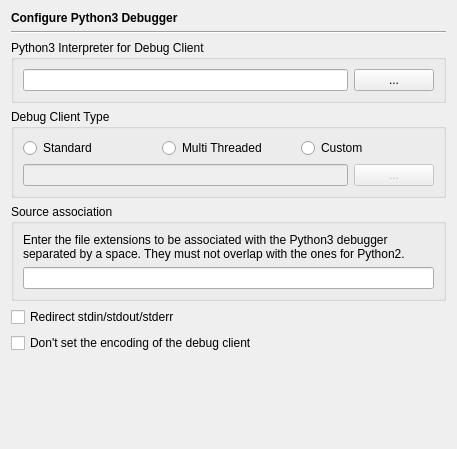
Before: the Qt Designer form Preferences/ConfigurationPages/DebuggerPython3Page.ui in testmana2/test, drawn with Qt 5.
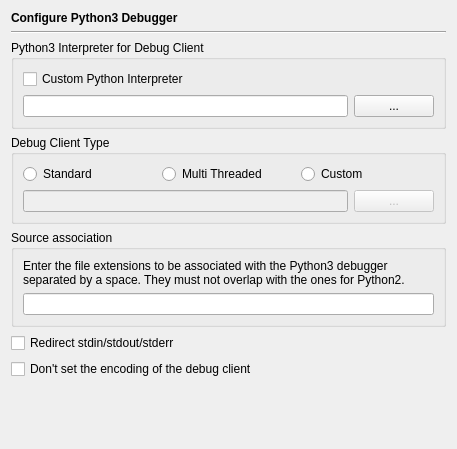
After: the same form once the commit is applied.

Commit message: Changed some code to adjust eric5 to Python3.

```diff
--- a/Preferences/ConfigurationPages/DebuggerPython3Page.ui
+++ b/Preferences/ConfigurationPages/DebuggerPython3Page.ui
@@ -36,15 +36,25 @@
      <property name="title">
       <string>Python3 Interpreter for Debug Client</string>
      </property>
-     <layout class="QGridLayout">
-      <item row="0" column="0">
+     <layout class="QGridLayout" name="gridLayout">
+      <item row="0" column="0" colspan="2">
+       <widget class="QCheckBox" name="customPyCheckBox">
+        <property name="toolTip">
+         <string>Select, whether a special Python interpreter should be used</string>
+        </property>
+        <property name="text">
+         <string>Custom Python Interpreter</string>
+        </property>
+       </widget>
+      </item>
+      <item row="1" column="0">
        <widget class="QLineEdit" name="interpreterEdit">
         <property name="toolTip">
          <string>Enter the path of the Python3 interpreter to be used by the debug client.</string>
         </property>
        </widget>
       </item>
-      <item row="0" column="1">
+      <item row="1" column="1">
        <widget class="QPushButton" name="interpreterButton">
         <property name="toolTip">
          <string>Press to select the Python3 interpreter via a file selection dialog</string>
```
Left out of the diff: 1 changed line with no effect on the pictures. The commit also changes 20 other files.
